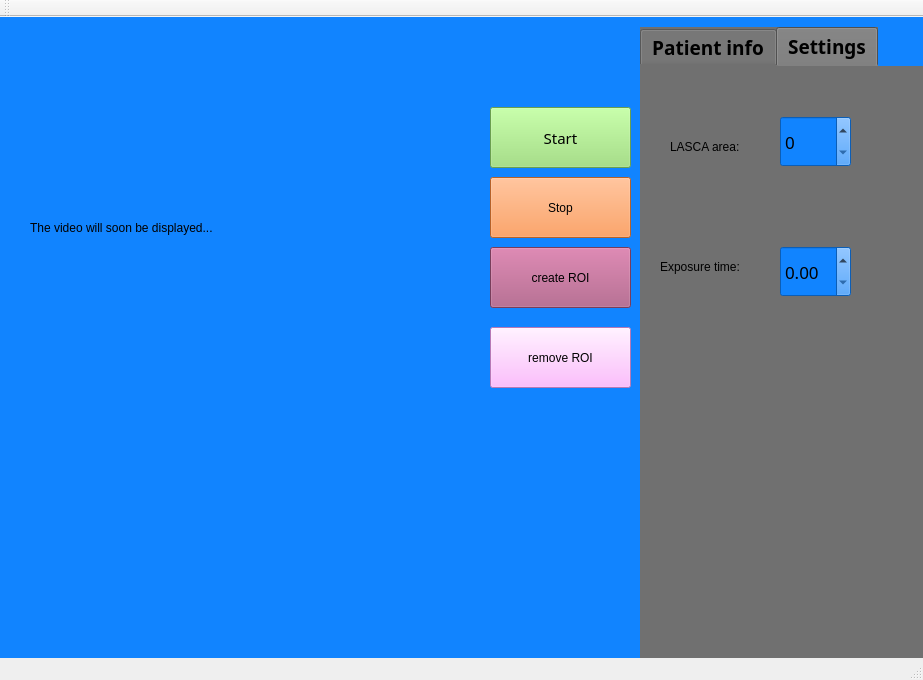
Above: LSI Project GUI/LSI Project GUI/LSIProjectGUI.ui from Fridanylund/LSI before the change. Below: the same form after it.
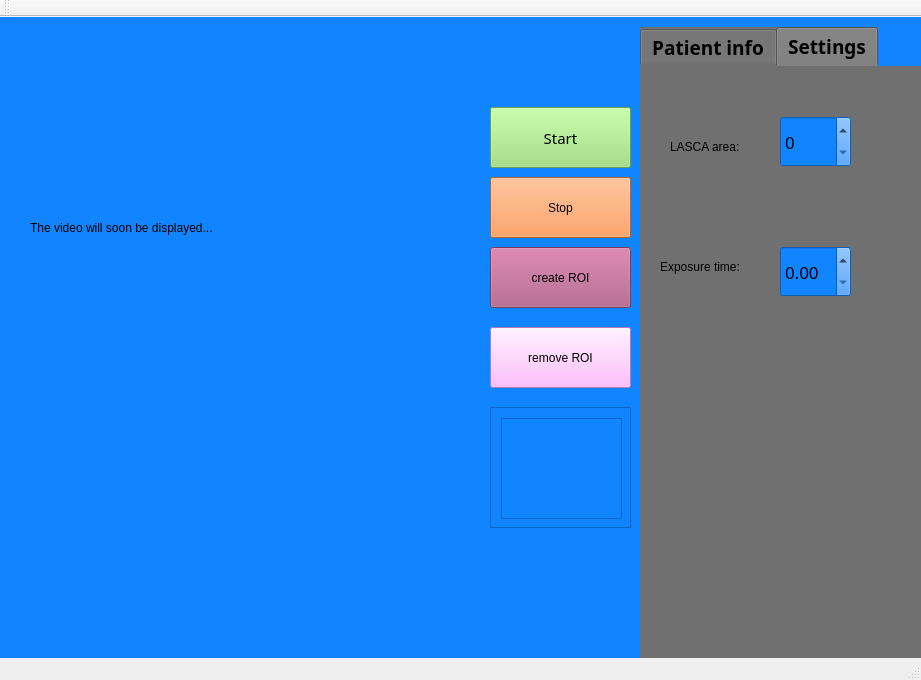
That is the form after the change.

Diff of the .ui file:
```diff
--- a/LSI Project GUI/LSI Project GUI/LSIProjectGUI.ui
+++ b/LSI Project GUI/LSI Project GUI/LSIProjectGUI.ui
@@ -6,7 +6,7 @@
    <rect>
     <x>0</x>
     <y>0</y>
-    <width>923</width>
+    <width>921</width>
     <height>680</height>
    </rect>
   </property>
@@ -411,6 +411,39 @@
      </rect>
     </property>
    </widget>
+   <widget class="QScrollArea" name="scrollArea_2">
+    <property name="geometry">
+     <rect>
+      <x>490</x>
+      <y>390</y>
+      <width>141</width>
+      <height>121</height>
+     </rect>
+    </property>
+    <property name="widgetResizable">
+     <bool>true</bool>
+    </property>
+    <widget class="QWidget" name="scrollAreaWidgetContents_2">
+     <property name="geometry">
+      <rect>
+       <x>0</x>
+       <y>0</y>
+       <width>139</width>
+       <height>119</height>
+      </rect>
+     </property>
+     <widget class="QListWidget" name="listROI">
+      <property name="geometry">
+       <rect>
+        <x>10</x>
+        <y>10</y>
+        <width>121</width>
+        <height>101</height>
+       </rect>
+      </property>
+     </widget>
+    </widget>
+   </widget>
   </widget>
   <widget class="QMenuBar" name="menuBar">
    <property name="geometry">
```
Left out of the diff: 2 changed lines with no effect on the pictures.
